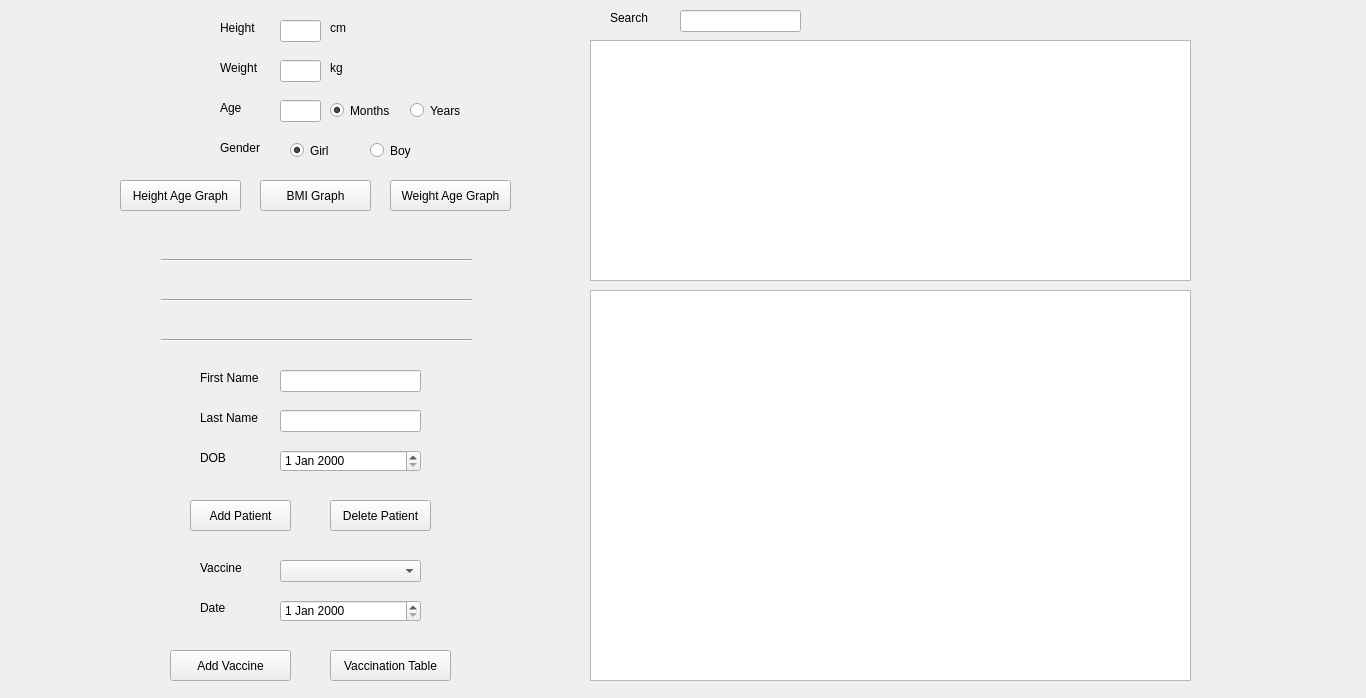
Qt form calculations/gui.ui (mohibfd/Doctor-Project) before a commit.
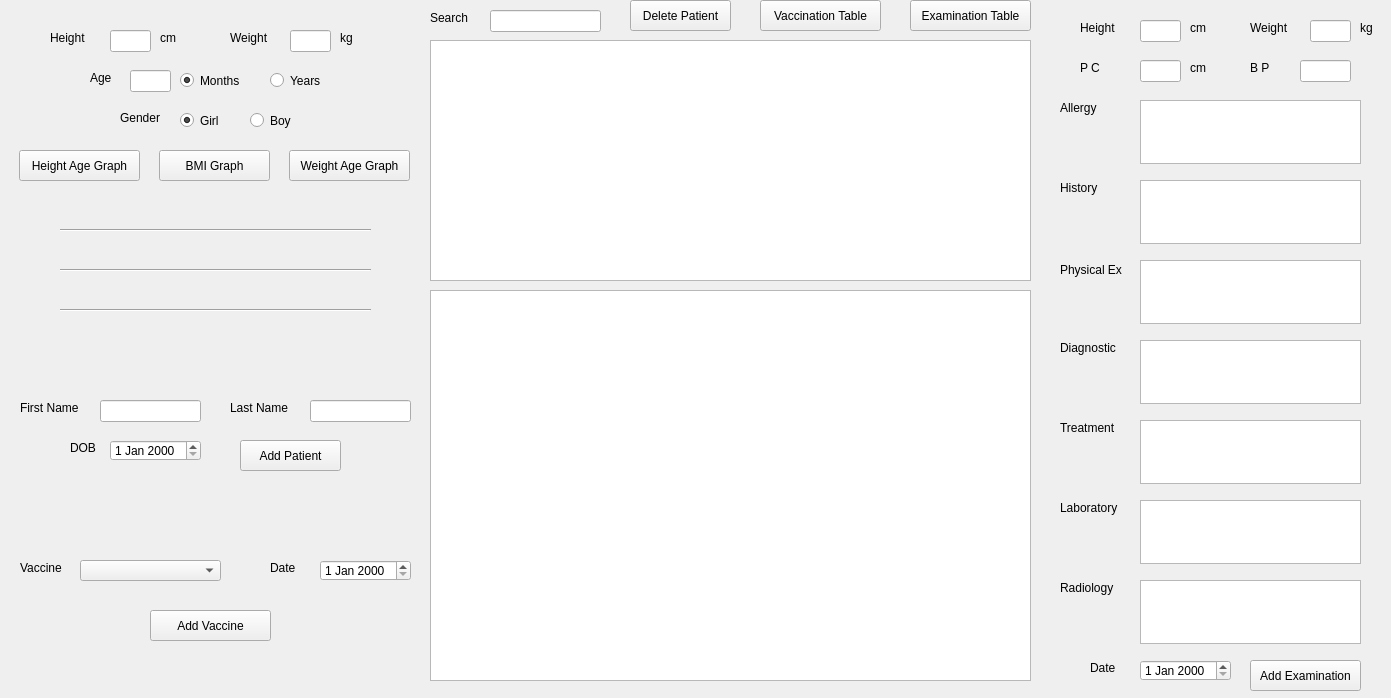
The same form after that commit.

Commit message: adding new text inputs on gui for examination info

```diff
--- a/calculations/gui.ui
+++ b/calculations/gui.ui
@@ -6,7 +6,7 @@
    <rect>
     <x>0</x>
     <y>0</y>
-    <width>1366</width>
+    <width>1391</width>
     <height>698</height>
    </rect>
   </property>
@@ -16,8 +16,8 @@
   <widget class="QLineEdit" name="heightInputBMI">
    <property name="geometry">
     <rect>
-     <x>280</x>
-     <y>20</y>
+     <x>110</x>
+     <y>30</y>
      <width>41</width>
      <height>22</height>
     </rect>
@@ -26,8 +26,8 @@
   <widget class="QPushButton" name="bmiButton">
    <property name="geometry">
     <rect>
-     <x>260</x>
-     <y>180</y>
+     <x>159</x>
+     <y>150</y>
      <width>111</width>
      <height>31</height>
     </rect>
@@ -39,8 +39,8 @@
   <widget class="QLineEdit" name="weightInputBMI">
    <property name="geometry">
     <rect>
-     <x>280</x>
-     <y>60</y>
+     <x>290</x>
+     <y>30</y>
      <width>41</width>
      <height>22</height>
     </rect>
@@ -49,8 +49,8 @@
   <widget class="QLabel" name="label">
    <property name="geometry">
     <rect>
-     <x>220</x>
-     <y>20</y>
+     <x>50</x>
+     <y>30</y>
      <width>58</width>
      <height>16</height>
     </rect>
@@ -62,8 +62,8 @@
   <widget class="QLabel" name="label_2">
    <property name="geometry">
     <rect>
-     <x>330</x>
-     <y>20</y>
+     <x>160</x>
+     <y>30</y>
      <width>58</width>
      <height>16</height>
     </rect>
@@ -75,8 +75,8 @@
   <widget class="QLabel" name="label_3">
    <property name="geometry">
     <rect>
-     <x>220</x>
-     <y>60</y>
+     <x>230</x>
+     <y>30</y>
      <width>58</width>
      <height>16</height>
     </rect>
@@ -88,8 +88,8 @@
   <widget class="QLabel" name="label_4">
    <property name="geometry">
     <rect>
-     <x>330</x>
-     <y>60</y>
+     <x>340</x>
+     <y>30</y>
      <width>58</width>
      <height>16</height>
     </rect>
@@ -101,8 +101,8 @@
   <widget class="QLabel" name="bmi">
    <property name="geometry">
     <rect>
-     <x>160</x>
-     <y>220</y>
+     <x>59</x>
+     <y>190</y>
      <width>311</width>
      <height>31</height>
     </rect>
@@ -126,8 +126,8 @@
   <widget class="QLabel" name="child_health">
    <property name="geometry">
     <rect>
-     <x>161</x>
-     <y>270</y>
+     <x>60</x>
+     <y>240</y>
      <width>311</width>
      <height>31</height>
     </rect>
@@ -142,8 +142,8 @@
   <widget class="QLabel" name="healthy_range">
    <property name="geometry">
     <rect>
-     <x>161</x>
-     <y>310</y>
+     <x>60</x>
+     <y>280</y>
      <width>311</width>
      <height>31</height>
     </rect>
@@ -158,8 +158,8 @@
   <widget class="QLineEdit" name="ageInputBMI">
    <property name="geometry">
     <rect>
-     <x>280</x>
-     <y>100</y>
+     <x>130</x>
+     <y>70</y>
      <width>41</width>
      <height>22</height>
     </rect>
@@ -168,9 +168,9 @@
   <widget class="QLabel" name="label_6">
    <property name="geometry">
     <rect>
-     <x>220</x>
-     <y>100</y>
-     <width>58</width>
+     <x>90</x>
+     <y>70</y>
+     <width>31</width>
      <height>16</height>
     </rect>
    </property>
@@ -181,8 +181,8 @@
   <widget class="QPushButton" name="weightAgeButton">
    <property name="geometry">
     <rect>
-     <x>390</x>
-     <y>180</y>
+     <x>289</x>
+     <y>150</y>
      <width>121</width>
      <height>31</height>
     </rect>
@@ -194,8 +194,8 @@
   <widget class="QRadioButton" name="monthRadioButtonBMI">
    <property name="geometry">
     <rect>
-     <x>330</x>
-     <y>100</y>
+     <x>180</x>
+     <y>70</y>
      <width>71</width>
      <height>21</height>
     </rect>
@@ -213,8 +213,8 @@
   <widget class="QRadioButton" name="yearRadioButtonBMI">
    <property name="geometry">
     <rect>
-     <x>410</x>
-     <y>100</y>
+     <x>270</x>
+     <y>70</y>
      <width>61</width>
      <height>21</height>
     </rect>
@@ -232,9 +232,9 @@
   <widget class="QLabel" name="label_8">
    <property name="geometry">
     <rect>
-     <x>220</x>
-     <y>140</y>
-     <width>58</width>
+     <x>120</x>
+     <y>110</y>
+     <width>51</width>
      <height>16</height>
     </rect>
    </property>
@@ -245,8 +245,8 @@
   <widget class="QRadioButton" name="maleRadioButtonBMI">
    <property name="geometry">
     <rect>
-     <x>370</x>
-     <y>140</y>
+     <x>250</x>
+     <y>110</y>
      <width>51</width>
      <height>21</height>
     </rect>
@@ -264,8 +264,8 @@
   <widget class="QRadioButton" name="femaleRadioButtonBMI">
    <property name="geometry">
     <rect>
-     <x>290</x>
-     <y>140</y>
+     <x>180</x>
+     <y>110</y>
      <width>51</width>
      <height>21</height>
     </rect>
@@ -283,8 +283,8 @@
   <widget class="QPushButton" name="heightAgeButton">
    <property name="geometry">
     <rect>
-     <x>120</x>
-     <y>180</y>
+     <x>19</x>
+     <y>150</y>
      <width>121</width>
      <height>31</height>
     </rect>
@@ -296,8 +296,8 @@
   <widget class="QPushButton" name="addButton">
    <property name="geometry">
     <rect>
-     <x>190</x>
-     <y>500</y>
+     <x>240</x>
+     <y>440</y>
      <width>101</width>
      <height>31</height>
     </rect>
@@ -309,8 +309,8 @@
   <widget class="QLabel" name="label_9">
    <property name="geometry">
     <rect>
-     <x>200</x>
-     <y>370</y>
+     <x>20</x>
+     <y>400</y>
      <width>71</width>
      <height>16</height>
     </rect>
@@ -322,9 +322,9 @@
   <widget class="QLineEdit" name="firstNameInput">
    <property name="geometry">
     <rect>
-     <x>280</x>
-     <y>370</y>
-     <width>141</width>
+     <x>100</x>
+     <y>400</y>
+     <width>101</width>
      <height>22</height>
     </rect>
    </property>
@@ -332,8 +332,8 @@
   <widget class="QLabel" name="label_10">
    <property name="geometry">
     <rect>
-     <x>200</x>
-     <y>410</y>
+     <x>230</x>
+     <y>400</y>
      <width>71</width>
      <height>16</height>
     </rect>
@@ -345,9 +345,9 @@
   <widget class="QLineEdit" name="lastNameInput">
    <property name="geometry">
     <rect>
-     <x>280</x>
-     <y>410</y>
-     <width>141</width>
+     <x>310</x>
+     <y>400</y>
+     <width>101</width>
      <height>22</height>
     </rect>
    </property>
@@ -355,9 +355,9 @@
   <widget class="QLabel" name="label_11">
    <property name="geometry">
     <rect>
-     <x>200</x>
-     <y>450</y>
-     <width>71</width>
+     <x>70</x>
+     <y>440</y>
+     <width>31</width>
      <height>16</height>
     </rect>
    </property>
@@ -368,8 +368,8 @@
   <widget class="Line" name="line">
    <property name="geometry">
     <rect>
-     <x>161</x>
-     <y>250</y>
+     <x>60</x>
+     <y>220</y>
      <width>311</width>
      <height>20</height>
     </rect>
@@ -381,8 +381,8 @@
   <widget class="Line" name="line_2">
    <property name="geometry">
     <rect>
-     <x>161</x>
-     <y>290</y>
+     <x>60</x>
+     <y>260</y>
      <width>311</width>
      <height>20</height>
     </rect>
@@ -394,8 +394,8 @@
   <widget class="Line" name="line_3">
    <property name="geometry">
     <rect>
-     <x>161</x>
-     <y>330</y>
+     <x>60</x>
+     <y>300</y>
      <width>311</width>
      <height>20</height>
     </rect>
@@ -407,7 +407,7 @@
   <widget class="QTableView" name="view">
    <property name="geometry">
     <rect>
-     <x>590</x>
+     <x>430</x>
      <y>40</y>
      <width>601</width>
      <height>241</height>
@@ -417,8 +417,8 @@
   <widget class="QPushButton" name="deleteButton">
    <property name="geometry">
     <rect>
-     <x>330</x>
-     <y>500</y>
+     <x>630</x>
+     <y>0</y>
      <width>101</width>
      <height>31</height>
     </rect>
@@ -430,8 +430,8 @@
   <widget class="QPushButton" name="vaccinationButton">
    <property name="geometry">
     <rect>
-     <x>330</x>
-     <y>650</y>
+     <x>760</x>
+     <y>0</y>
      <width>121</width>
      <height>31</height>
     </rect>
@@ -443,17 +443,17 @@
   <widget class="QDateEdit" name="DOBInput">
    <property name="geometry">
     <rect>
-     <x>280</x>
-     <y>450</y>
-     <width>141</width>
-     <height>22</height>
+     <x>110</x>
+     <y>440</y>
+     <width>91</width>
+     <height>21</height>
     </rect>
    </property>
   </widget>
   <widget class="QLabel" name="label_12">
    <property name="geometry">
     <rect>
-     <x>610</x>
+     <x>430</x>
      <y>10</y>
      <width>71</width>
      <height>16</height>
@@ -466,9 +466,9 @@
   <widget class="QLineEdit" name="searchInput">
    <property name="geometry">
     <rect>
-     <x>680</x>
+     <x>490</x>
      <y>10</y>
-     <width>121</width>
+     <width>111</width>
      <height>22</height>
     </rect>
    </property>
@@ -476,7 +476,7 @@
   <widget class="QTableView" name="vaccinationView">
    <property name="geometry">
     <rect>
-     <x>590</x>
+     <x>430</x>
      <y>290</y>
      <width>601</width>
      <height>391</height>
@@ -486,9 +486,9 @@
   <widget class="QLabel" name="label_13">
    <property name="geometry">
     <rect>
-     <x>200</x>
+     <x>20</x>
      <y>560</y>
-     <width>71</width>
+     <width>51</width>
      <height>16</height>
     </rect>
    </property>
@@ -499,8 +499,8 @@
   <widget class="QPushButton" name="addVaccineButton">
    <property name="geometry">
     <rect>
-     <x>170</x>
-     <y>650</y>
+     <x>150</x>
+     <y>610</y>
      <width>121</width>
      <height>31</height>
     </rect>
@@ -512,19 +512,19 @@
   <widget class="QComboBox" name="vaccineDropdown">
    <property name="geometry">
     <rect>
-     <x>280</x>
+     <x>80</x>
      <y>560</y>
      <width>141</width>
-     <height>22</height>
+     <height>21</height>
     </rect>
    </property>
   </widget>
   <widget class="QLabel" name="label_14">
    <property name="geometry">
     <rect>
-     <x>200</x>
-     <y>600</y>
-     <width>71</width>
+     <x>270</x>
+     <y>560</y>
+     <width>31</width>
      <height>16</height>
     </rect>
    </property>
@@ -535,13 +535,357 @@
   <widget class="QDateEdit" name="dateInput">
    <property name="geometry">
     <rect>
-     <x>280</x>
-     <y>600</y>
-     <width>141</width>
+     <x>320</x>
+     <y>560</y>
+     <width>91</width>
+     <height>21</height>
+    </rect>
+   </property>
+  </widget>
+  <widget class="QLabel" name="label_16">
+   <property name="geometry">
+    <rect>
+     <x>1080</x>
+     <y>60</y>
+     <width>21</width>
+     <height>16</height>
+    </rect>
+   </property>
+   <property name="text">
+    <string>P C</string>
+   </property>
+  </widget>
+  <widget class="QLineEdit" name="headCircumferenceInput">
+   <property name="geometry">
+    <rect>
+     <x>1140</x>
+     <y>60</y>
+     <width>41</width>
      <height>22</height>
     </rect>
    </property>
   </widget>
+  <widget class="QLabel" name="label_17">
+   <property name="geometry">
+    <rect>
+     <x>1060</x>
+     <y>100</y>
+     <width>51</width>
+     <height>16</height>
+    </rect>
+   </property>
+   <property name="text">
+    <string>Allergy</string>
+   </property>
+  </widget>
+  <widget class="QLabel" name="label_5">
+   <property name="geometry">
+    <rect>
+     <x>1080</x>
+     <y>20</y>
+     <width>58</width>
+     <height>16</height>
+    </rect>
+   </property>
+   <property name="text">
+    <string>Height</string>
+   </property>
+  </widget>
+  <widget class="QLabel" name="label_7">
+   <property name="geometry">
+    <rect>
+     <x>1190</x>
+     <y>20</y>
+     <width>31</width>
+     <height>16</height>
+    </rect>
+   </property>
+   <property name="text">
+    <string>cm</string>
+   </property>
+  </widget>
+  <widget class="QLineEdit" name="heightInput">
+   <property name="geometry">
+    <rect>
+     <x>1140</x>
+     <y>20</y>
+     <width>41</width>
+     <height>22</height>
+    </rect>
+   </property>
+  </widget>
+  <widget class="QLineEdit" name="weightInput">
+   <property name="geometry">
+    <rect>
+     <x>1310</x>
+     <y>20</y>
+     <width>41</width>
+     <height>22</height>
+    </rect>
+   </property>
+  </widget>
+  <widget class="QLabel" name="label_15">
+   <property name="geometry">
+    <rect>
+     <x>1250</x>
+     <y>20</y>
+     <width>58</width>
+     <height>16</height>
+    </rect>
+   </property>
+   <property name="text">
+    <string>Weight</string>
+   </property>
+  </widget>
+  <widget class="QLabel" name="label_18">
+   <property name="geometry">
+    <rect>
+     <x>1360</x>
+     <y>20</y>
+     <width>21</width>
+     <height>16</height>
+    </rect>
+   </property>
+   <property name="text">
+    <string>kg</string>
+   </property>
+  </widget>
+  <widget class="QLineEdit" name="bloodPressureInput">
+   <property name="geometry">
+    <rect>
+     <x>1300</x>
+     <y>60</y>
+     <width>51</width>
+     <height>22</height>
+    </rect>
+   </property>
+   <property name="text">
+    <string/>
+   </property>
+  </widget>
+  <widget class="QLabel" name="label_19">
+   <property name="geometry">
+    <rect>
+     <x>1250</x>
+     <y>60</y>
+     <width>21</width>
+     <height>16</height>
+    </rect>
+   </property>
+   <property name="text">
+    <string>B P</string>
+   </property>
+  </widget>
+  <widget class="QTextEdit" name="allergyInput">
+   <property name="geometry">
+    <rect>
+     <x>1140</x>
+     <y>100</y>
+     <width>221</width>
+     <height>64</height>
+    </rect>
+   </property>
+  </widget>
+  <widget class="QLabel" name="label_20">
+   <property name="geometry">
+    <rect>
+     <x>1060</x>
+     <y>180</y>
+     <width>51</width>
+     <height>16</height>
+    </rect>
+   </property>
+   <property name="text">
+    <string>History</string>
+   </property>
+  </widget>
+  <widget class="QTextEdit" name="historyInput">
+   <property name="geometry">
+    <rect>
+     <x>1140</x>
+     <y>180</y>
+     <width>221</width>
+     <height>64</height>
+    </rect>
+   </property>
+  </widget>
+  <widget class="QLabel" name="label_21">
+   <property name="geometry">
+    <rect>
+     <x>1060</x>
+     <y>260</y>
+     <width>71</width>
+     <height>20</height>
+    </rect>
+   </property>
+   <property name="text">
+    <string>Physical Ex</string>
+   </property>
+  </widget>
+  <widget class="QTextEdit" name="physicalExamInput">
+   <property name="geometry">
+    <rect>
+     <x>1140</x>
+     <y>260</y>
+     <width>221</width>
+     <height>64</height>
+    </rect>
+   </property>
+  </widget>
+  <widget class="QTextEdit" name="DiagnosticInput">
+   <property name="geometry">
+    <rect>
+     <x>1140</x>
+     <y>340</y>
+     <width>221</width>
+     <height>64</height>
+    </rect>
+   </property>
+  </widget>
+  <widget class="QLabel" name="label_22">
+   <property name="geometry">
+    <rect>
+     <x>1060</x>
+     <y>340</y>
+     <width>61</width>
+     <height>16</height>
+    </rect>
+   </property>
+   <property name="text">
+    <string>Diagnostic</string>
+   </property>
+  </widget>
+  <widget class="QLabel" name="label_23">
+   <property name="geometry">
+    <rect>
+     <x>1060</x>
+     <y>420</y>
+     <width>61</width>
+     <height>16</height>
+    </rect>
+   </property>
+   <property name="text">
+    <string>Treatment</string>
+   </property>
+  </widget>
+  <widget class="QTextEdit" name="TreatmentInput">
+   <property name="geometry">
+    <rect>
+     <x>1140</x>
+     <y>420</y>
+     <width>221</width>
+     <height>64</height>
+    </rect>
+   </property>
+  </widget>
+  <widget class="QLabel" name="label_24">
+   <property name="geometry">
+    <rect>
+     <x>1060</x>
+     <y>500</y>
+     <width>71</width>
+     <height>16</height>
+    </rect>
+   </property>
+   <property name="text">
+    <string>Laboratory</string>
+   </property>
+  </widget>
+  <widget class="QTextEdit" name="LaboratoryInput">
+   <property name="geometry">
+    <rect>
+     <x>1140</x>
+     <y>500</y>
+     <width>221</width>
+     <height>64</height>
+    </rect>
+   </property>
+  </widget>
+  <widget class="QLabel" name="label_25">
+   <property name="geometry">
+    <rect>
+     <x>1060</x>
+     <y>580</y>
+     <width>61</width>
+     <height>16</height>
+    </rect>
+   </property>
+   <property name="text">
+    <string>Radiology</string>
+   </property>
+  </widget>
+  <widget class="QTextEdit" name="RadiologyInput">
+   <property name="geometry">
+    <rect>
+     <x>1140</x>
+     <y>580</y>
+     <width>221</width>
+     <height>64</height>
+    </rect>
+   </property>
+  </widget>
+  <widget class="QLabel" name="label_26">
+   <property name="geometry">
+    <rect>
+     <x>1190</x>
+     <y>60</y>
+     <width>31</width>
+     <height>16</height>
+    </rect>
+   </property>
+   <property name="text">
+    <string>cm</string>
+   </property>
+  </widget>
+  <widget class="QLabel" name="label_27">
+   <property name="geometry">
+    <rect>
+     <x>1090</x>
+     <y>660</y>
+     <width>31</width>
+     <height>16</height>
+    </rect>
+   </property>
+   <property name="text">
+    <string>Date</string>
+   </property>
+  </widget>
+  <widget class="QDateEdit" name="examinationDateInput">
+   <property name="geometry">
+    <rect>
+     <x>1140</x>
+     <y>660</y>
+     <width>91</width>
+     <height>21</height>
+    </rect>
+   </property>
+  </widget>
+  <widget class="QPushButton" name="addExaminationButton">
+   <property name="geometry">
+    <rect>
+     <x>1250</x>
+     <y>660</y>
+     <width>111</width>
+     <height>31</height>
+    </rect>
+   </property>
+   <property name="text">
+    <string>Add Examination</string>
+   </property>
+  </widget>
+  <widget class="QPushButton" name="examinationButton">
+   <property name="geometry">
+    <rect>
+     <x>910</x>
+     <y>0</y>
+     <width>121</width>
+     <height>31</height>
+    </rect>
+   </property>
+   <property name="text">
+    <string>Examination Table</string>
+   </property>
+  </widget>
  </widget>
  <resources/>
  <connections/>
```
Left out of the diff: 4 changed lines with no effect on the pictures. The commit also changes 1 other file.
